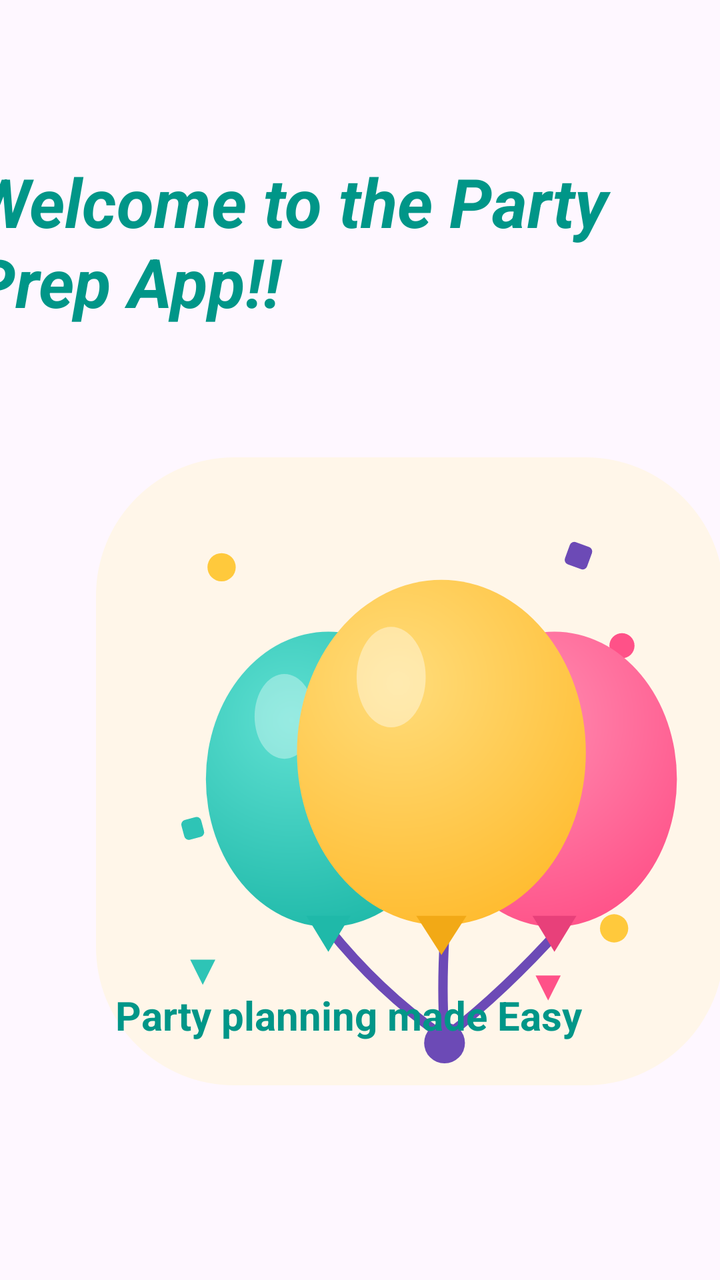
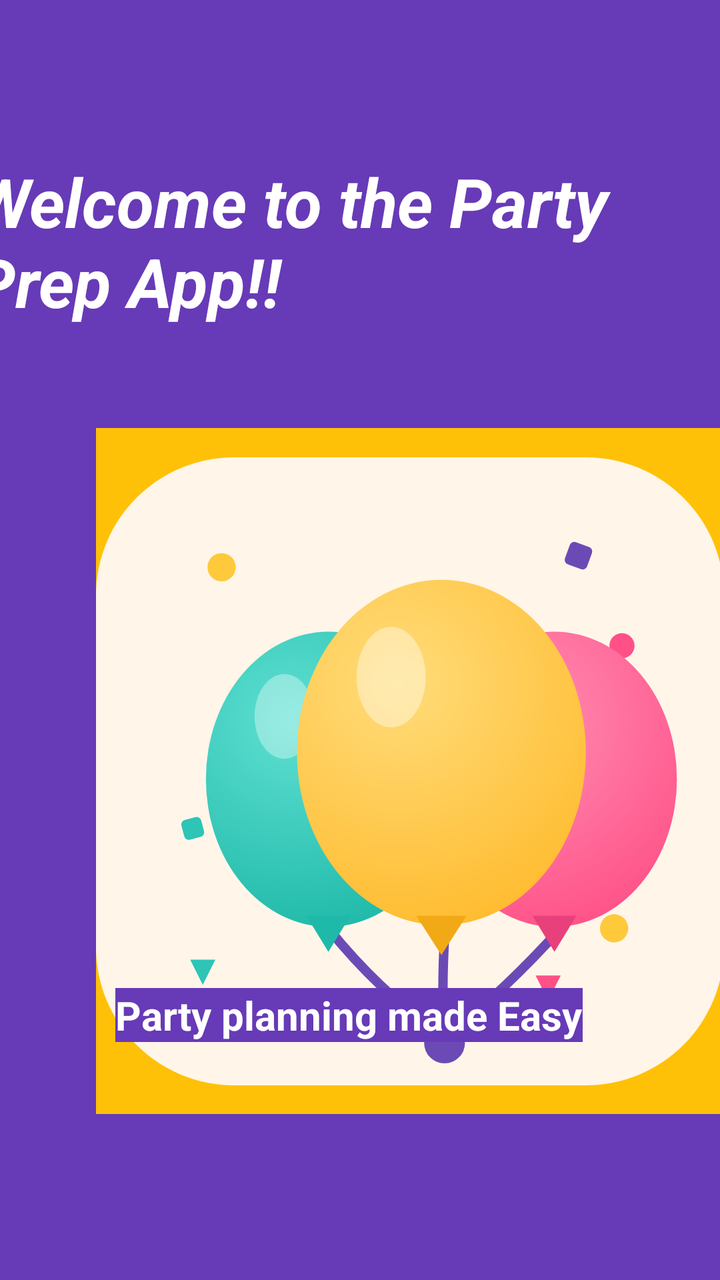

Two renders of the same Android screen: before a commit and after it. Below are the layout's source before the change and the commit's diff.
<!-- AndroidManifest.xml: application theme Theme.IMAD28_July_2026_ST10516190 -->
<!-- res/layout/activity_main.xml -->
<?xml version="1.0" encoding="utf-8"?>
<androidx.constraintlayout.widget.ConstraintLayout xmlns:android="http://schemas.android.com/apk/res/android"
    xmlns:app="http://schemas.android.com/apk/res-auto"
    xmlns:tools="http://schemas.android.com/tools"
    android:id="@+id/main"
    android:layout_width="match_parent"
    android:layout_height="match_parent"
    tools:context=".MainActivity">

    <ImageView
        android:id="@+id/imageView"
        android:layout_width="314dp"
        android:layout_height="343dp"
        android:layout_marginStart="48dp"
        android:layout_marginTop="41dp"
        app:layout_constraintStart_toStartOf="parent"
        app:layout_constraintTop_toBottomOf="@+id/Welcome"
        app:srcCompat="@drawable/party_prep_icon" />

    <TextView
        android:id="@+id/Welcome"
        android:layout_width="375dp"
        android:layout_height="95dp"
        android:layout_marginStart="170dp"
        android:layout_marginTop="78dp"
        android:layout_marginEnd="183dp"
        android:text="Welcome to the Party Prep App!!"
        android:textColor="#009688"
        android:textSize="34sp"
        android:textStyle="bold|italic"
        app:layout_constraintEnd_toEndOf="parent"
        app:layout_constraintStart_toStartOf="parent"
        app:layout_constraintTop_toTopOf="parent" />

    <TextView
        android:id="@+id/textView2"
        android:layout_width="wrap_content"
        android:layout_height="wrap_content"
        android:layout_marginStart="171dp"
        android:layout_marginEnd="182dp"
        android:layout_marginBottom="119dp"
        android:text="Party planning made Easy"
        android:textColor="#009688"
        android:textSize="20sp"
        android:textStyle="bold"
        app:layout_constraintBottom_toBottomOf="parent"
        app:layout_constraintEnd_toEndOf="parent"
        app:layout_constraintStart_toStartOf="parent" />

</androidx.constraintlayout.widget.ConstraintLayout>
<!-- resources referenced by this layout -->
<resources>
  <!-- drawable party_prep_icon: vector/xml drawable (drawable, 4292 chars, omitted) -->
  <style name="Theme.IMAD28_July_2026_ST10516190" parent="Base.Theme.IMAD28_July_2026_ST10516190" />
  <style name="Base.Theme.IMAD28_July_2026_ST10516190" parent="Theme.Material3.DayNight.NoActionBar">
          
          
      </style>
</resources>

<!-- the commit's change to res/layout/activity_main.xml (unified diff, before → after) -->
@@ -5,6 +5,7 @@
     android:id="@+id/main"
     android:layout_width="match_parent"
     android:layout_height="match_parent"
+    android:background="#673AB7"
     tools:context=".MainActivity">
 
     <ImageView
@@ -13,6 +14,7 @@
         android:layout_height="343dp"
         android:layout_marginStart="48dp"
         android:layout_marginTop="41dp"
+        android:background="#FFC107"
         app:layout_constraintStart_toStartOf="parent"
         app:layout_constraintTop_toBottomOf="@+id/Welcome"
         app:srcCompat="@drawable/party_prep_icon" />
@@ -24,8 +26,9 @@
         android:layout_marginStart="170dp"
         android:layout_marginTop="78dp"
         android:layout_marginEnd="183dp"
+        android:background="#673AB7"
         android:text="Welcome to the Party Prep App!!"
-        android:textColor="#009688"
+        android:textColor="@color/white"
         android:textSize="34sp"
         android:textStyle="bold|italic"
         app:layout_constraintEnd_toEndOf="parent"
@@ -39,8 +42,9 @@
         android:layout_marginStart="171dp"
         android:layout_marginEnd="182dp"
         android:layout_marginBottom="119dp"
+        android:background="#673AB7"
         android:text="Party planning made Easy"
-        android:textColor="#009688"
+        android:textColor="@color/white"
         android:textSize="20sp"
         android:textStyle="bold"
         app:layout_constraintBottom_toBottomOf="parent"
<!-- resource entries referenced after the edit -->
@@ -1,5 +1,6 @@
 <!-- resources referenced by this layout -->
 <resources>
+  <color name="white">#FFFFFFFF</color>
   <!-- drawable party_prep_icon: vector/xml drawable (drawable, 4292 chars, omitted) -->
   <style name="Theme.IMAD28_July_2026_ST10516190" parent="Base.Theme.IMAD28_July_2026_ST10516190" />
   <style name="Base.Theme.IMAD28_July_2026_ST10516190" parent="Theme.Material3.DayNight.NoActionBar">
